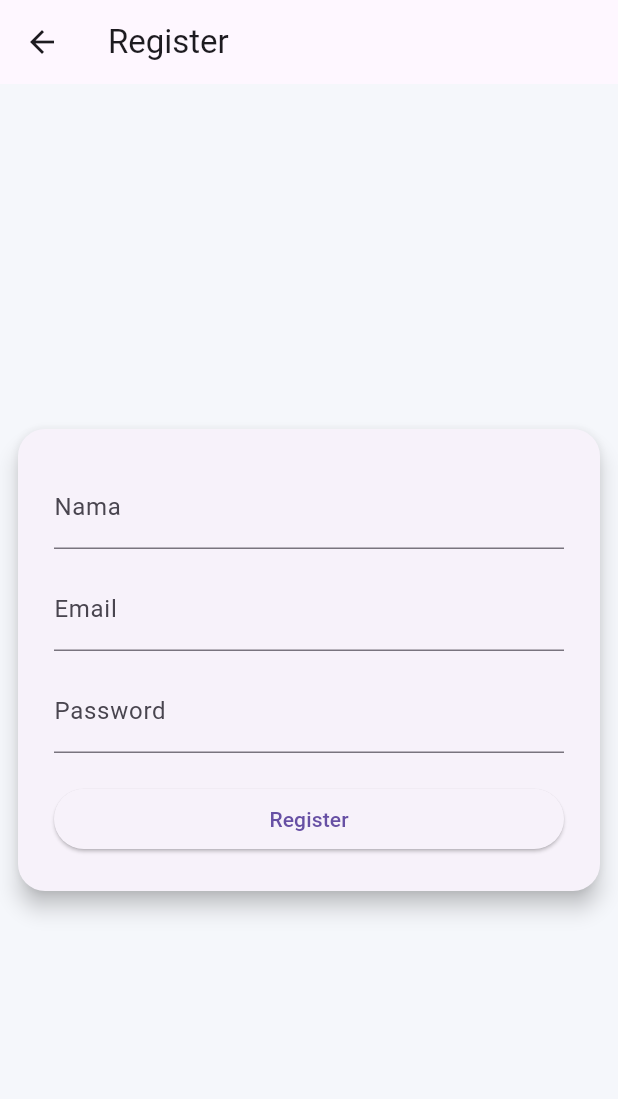
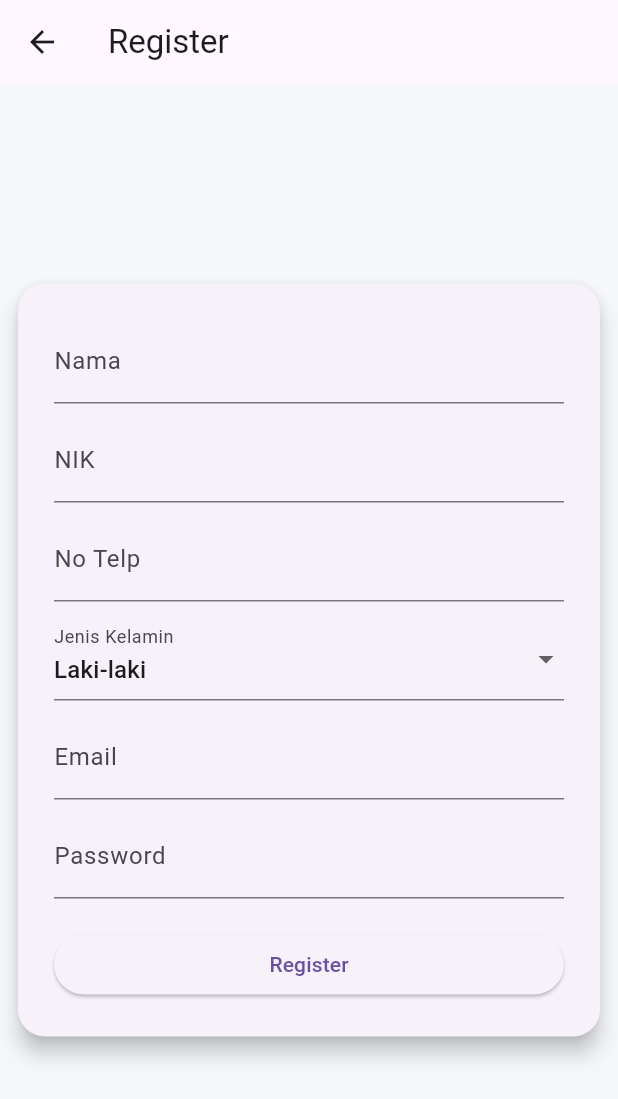
Before and after one commit to kerinanggraeni5-hub/stmDPPB, a Flutter app: the RegisterPage screen opened by its route, on a phone screen of 412 x 824 dp. Shown: the top 1099 px of the screen. Run offline on Flutter 3.47's test engine with Material 3 defaults, Android fonts, the phone set to English and light mode, and no system bars; our stand-ins replace shared_preferences; accounts and stored records are empty; network calls fail.

Commit message:
Update auth api

```diff
--- a/stm1/lib/main.dart
+++ b/stm1/lib/main.dart
@@ -18,7 +18,7 @@ class MyApp extends StatelessWidget {
     return MaterialApp(
       debugShowCheckedModeBanner: false,
 
-      initialRoute: '/login',
+      initialRoute: '/ulasan',
 
       routes: {
         '/register': (context) => const RegisterPage(),
--- a/stm1/lib/pages/register_page.dart
+++ b/stm1/lib/pages/register_page.dart
@@ -1,5 +1,5 @@
 import 'package:flutter/material.dart';
-import '../services/auth_service.dart';
+import '../services/auth_api_service.dart';
 
 class RegisterPage extends StatefulWidget {
   const RegisterPage({super.key});
@@ -12,14 +12,16 @@ class _RegisterPageState extends State<RegisterPage> {
   final nameController = TextEditingController();
   final emailController = TextEditingController();
   final passwordController = TextEditingController();
+  final nikController = TextEditingController();
+  final notelpController = TextEditingController();
+
+  String jenisKelamin = 'L';
 
   @override
   Widget build(BuildContext context) {
     return Scaffold(
       backgroundColor: const Color(0xFFF5F7FB),
-      appBar: AppBar(
-        title: const Text('Register'),
-      ),
+      appBar: AppBar(title: const Text('Register')),
       body: Center(
         child: Card(
           elevation: 6,
@@ -35,30 +37,77 @@ class _RegisterPageState extends State<RegisterPage> {
                 children: [
                   TextField(
                     controller: nameController,
-                    decoration: const InputDecoration(labelText: 'Nama'),
+                    decoration:
+                        const InputDecoration(labelText: 'Nama'),
                   ),
-                  const SizedBox(height: 12),
+                  const SizedBox(height: 10),
+                  TextField(
+                    controller: nikController,
+                    decoration:
+                        const InputDecoration(labelText: 'NIK'),
+                  ),
+                  const SizedBox(height: 10),
+                  TextField(
+                    controller: notelpController,
+                    decoration:
+                        const InputDecoration(labelText: 'No Telp'),
+                  ),
+                  const SizedBox(height: 10),
+
+                  DropdownButtonFormField(
+                    value: jenisKelamin,
+                    items: const [
+                      DropdownMenuItem(
+                        value: 'L',
+                        child: Text('Laki-laki'),
+                      ),
+                      DropdownMenuItem(
+                        value: 'P',
+                        child: Text('Perempuan'),
+                      ),
+                    ],
+                    onChanged: (value) {
+                      setState(() {
+                        jenisKelamin = value!;
+                      });
+                    },
+                    decoration: const InputDecoration(
+                      labelText: 'Jenis Kelamin',
+                    ),
+                  ),
+
+                  const SizedBox(height: 10),
                   TextField(
                     controller: emailController,
-                    decoration: const InputDecoration(labelText: 'Email'),
+                    decoration:
+                        const InputDecoration(labelText: 'Email'),
                   ),
-                  const SizedBox(height: 12),
+                  const SizedBox(height: 10),
                   TextField(
                     controller: passwordController,
                     obscureText: true,
-                    decoration: const InputDecoration(labelText: 'Password'),
+                    decoration:
+                        const InputDecoration(labelText: 'Password'),
                   ),
+
                   const SizedBox(height: 20),
                   SizedBox(
                     width: double.infinity,
                     child: ElevatedButton(
-                      onPressed: () {
-                        AuthService.register(
+                      onPressed: () async {
+                        final success =
+                            await AuthApiService.register(
                           name: nameController.text,
                           email: emailController.text,
                           password: passwordController.text,
+                          nik: nikController.text,
+                          notelp: notelpController.text,
+                          jenisKelamin: jenisKelamin,
                         );
-                        Navigator.pop(context);
+
+                        if (success) {
+                          Navigator.pop(context);
+                        }
                       },
                       child: const Text('Register'),
                     ),
--- /dev/null
+++ b/stm1/lib/services/auth_api_service.dart
@@ -0,0 +1,88 @@
+import 'dart:convert';
+import 'package:http/http.dart' as http;
+import 'package:shared_preferences/shared_preferences.dart';
+
+class AuthApiService {
+  static const String baseUrl =
+      'http://127.0.0.1:8000/api';
+
+  // ================= LOGIN =================
+  static Future<bool> login({
+    required String email,
+    required String password,
+  }) async {
+    final response = await http.post(
+      Uri.parse('$baseUrl/login'),
+      headers: {
+        'Accept': 'application/json',
+      },
+      body: {
+        'email': email,
+        'password': password,
+      },
+    );
+
+    if (response.statusCode == 200) {
+      final data = json.decode(response.body);
+
+      final prefs = await SharedPreferences.getInstance();
+      await prefs.setString('token', data['token']);
+      await prefs.setString('user', json.encode(data['user']));
+
+      return true;
+    }
+
+    return false;
+  }
+
+  // ================= REGISTER =================
+  static Future<bool> register({
+    required String name,
+    required String email,
+    required String password,
+    required String nik,
+    required String jenisKelamin,
+    required String notelp,
+  }) async {
+    final response = await http.post(
+      Uri.parse('$baseUrl/register'),
+      headers: {
+        'Accept': 'application/json',
+      },
+      body: {
+        'name': name,
+        'email': email,
+        'password': password,
+        'nik': nik,
+        'jenis_kelamin': jenisKelamin,
+        'notelp': notelp,
+      },
+    );
+
+    return response.statusCode == 201;
+  }
+
+  // ================= LOGOUT =================
+  static Future<void> logout() async {
+    final prefs = await SharedPreferences.getInstance();
+    final token = prefs.getString('token');
+
+    if (token != null) {
+      await http.post(
+        Uri.parse('$baseUrl/logout'),
+        headers: {
+          'Authorization': 'Bearer $token',
+          'Accept': 'application/json',
+        },
+      );
+    }
+
+    await prefs.clear();
+  }
+
+  // ================= GET TOKEN =================
+  static Future<String?> getToken() async {
+    final prefs = await SharedPreferences.getInstance();
+    return prefs.getString('token');
+  }
+}
--- a/stm1/pubspec.yaml
+++ b/stm1/pubspec.yaml
@@ -10,6 +10,7 @@ dependencies:
   flutter:
     sdk: flutter
   http: ^1.2.0
+  shared_preferences: ^2.2.2
 
 dev_dependencies:
   flutter_test:
```
Also changed, not shown: stm1/lib/pages/login_page.dart (+10 -11 lines), stm1/pubspec.lock, 1 other file.
